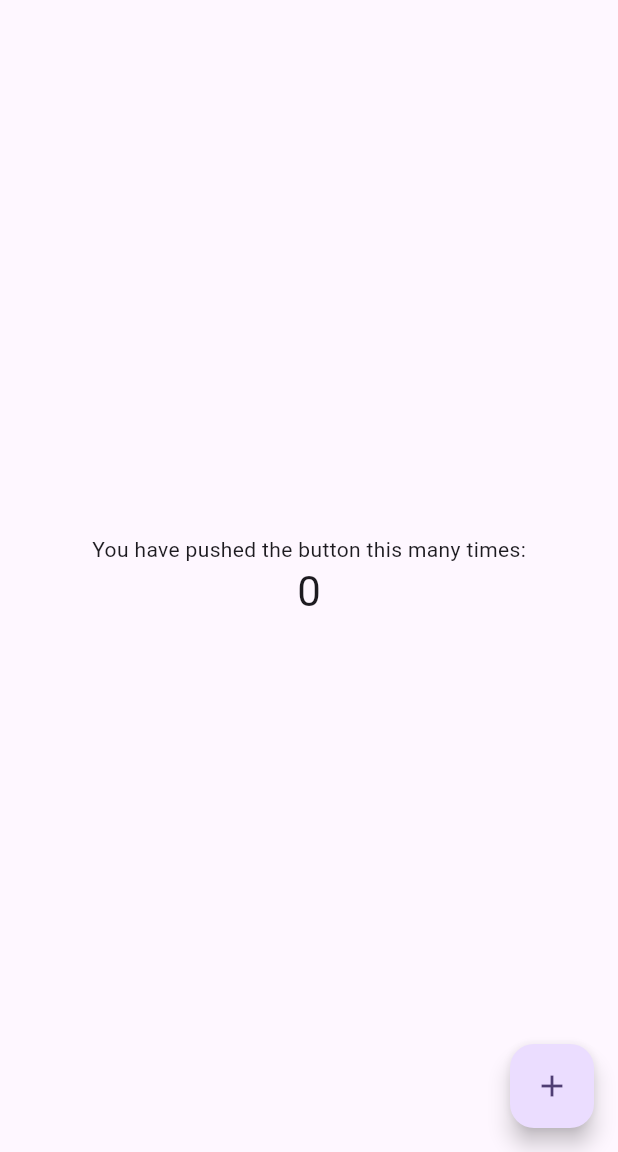
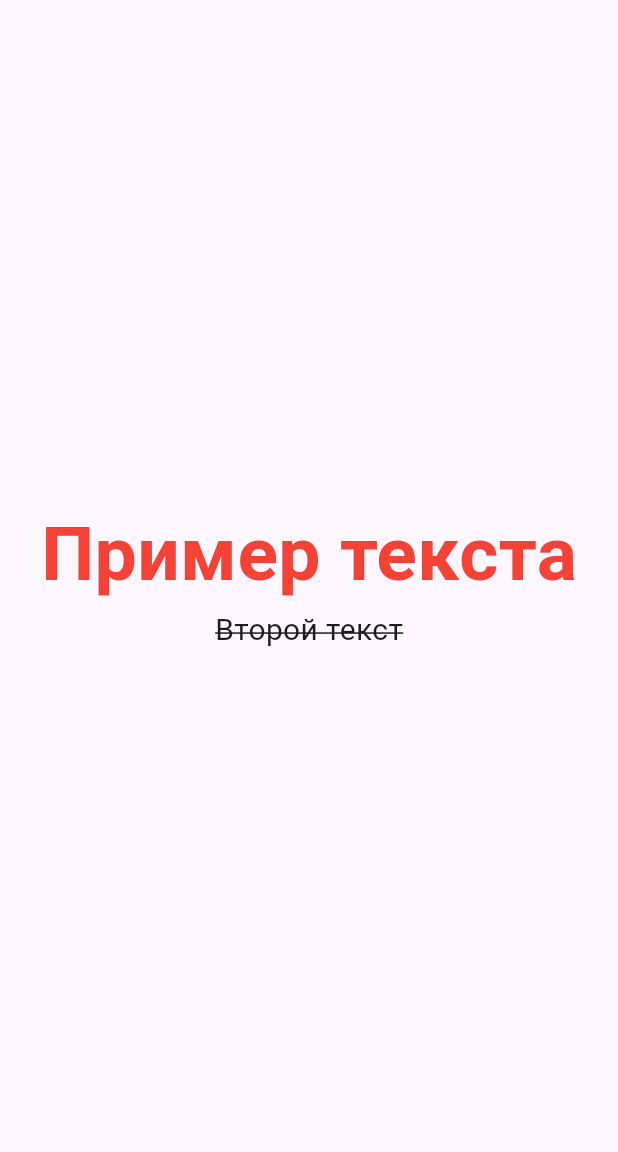
Before and after one commit to VAC2UM/flutter_projects, a Flutter app: the screen it shows after launch, on a phone screen of 412 x 824 dp, the part 84-1236 px from its top. Run offline on Flutter 3.47's test engine with Material 3 defaults, Android fonts, the phone set to English and light mode, and no system bars.

Commit message:
Эксперимент практики

```diff
--- a/prak_2/lib/main.dart
+++ b/prak_2/lib/main.dart
@@ -7,27 +7,11 @@ void main() {
 class MyApp extends StatelessWidget {
   const MyApp({super.key});
 
-  // This widget is the root of your application.
   @override
   Widget build(BuildContext context) {
     return MaterialApp(
       title: 'Flutter Demo',
       theme: ThemeData(
-        // This is the theme of your application.
-        //
-        // TRY THIS: Try running your application with "flutter run". You'll see
-        // the application has a purple toolbar. Then, without quitting the app,
-        // try changing the seedColor in the colorScheme below to Colors.green
-        // and then invoke "hot reload" (save your changes or press the "hot
-        // reload" button in a Flutter-supported IDE, or press "r" if you used
-        // the command line to start the app).
-        //
-        // Notice that the counter didn't reset back to zero; the application
-        // state is not lost during the reload. To reset the state, use hot
-        // restart instead.
-        //
-        // This works for code too, not just values: Most code changes can be
-        // tested with just a hot reload.
         colorScheme: ColorScheme.fromSeed(seedColor: Colors.deepPurple),
       ),
       home: const MyHomePage(title: 'Flutter Demo Home Page'),
@@ -38,15 +22,6 @@ class MyApp extends StatelessWidget {
 class MyHomePage extends StatefulWidget {
   const MyHomePage({super.key, required this.title});
 
-  // This widget is the home page of your application. It is stateful, meaning
-  // that it has a State object (defined below) that contains fields that affect
-  // how it looks.
-
-  // This class is the configuration for the state. It holds the values (in this
-  // case the title) provided by the parent (in this case the App widget) and
-  // used by the build method of the State. Fields in a Widget subclass are
-  // always marked "final".
-
   final String title;
 
   @override
@@ -54,69 +29,23 @@ class MyHomePage extends StatefulWidget {
 }
 
 class _MyHomePageState extends State<MyHomePage> {
-  int _counter = 0;
-
-  void _incrementCounter() {
-    setState(() {
-      // This call to setState tells the Flutter framework that something has
-      // changed in this State, which causes it to rerun the build method below
-      // so that the display can reflect the updated values. If we changed
-      // _counter without calling setState(), then the build method would not be
-      // called again, and so nothing would appear to happen.
-      _counter++;
-    });
-  }
-
   @override
   Widget build(BuildContext context) {
-    // This method is rerun every time setState is called, for instance as done
-    // by the _incrementCounter method above.
-    //
-    // The Flutter framework has been optimized to make rerunning build methods
-    // fast, so that you can just rebuild anything that needs updating rather
-    // than having to individually change instances of widgets.
     return Scaffold(
       appBar: AppBar(
-        // TRY THIS: Try changing the color here to a specific color (to
-        // Colors.amber, perhaps?) and trigger a hot reload to see the AppBar
-        // change color while the other colors stay the same.
         backgroundColor: Theme.of(context).colorScheme.inversePrimary,
-        // Here we take the value from the MyHomePage object that was created by
-        // the App.build method, and use it to set our appbar title.
         title: Text(widget.title),
       ),
       body: Center(
-        // Center is a layout widget. It takes a single child and positions it
-        // in the middle of the parent.
         child: Column(
-          // Column is also a layout widget. It takes a list of children and
-          // arranges them vertically. By default, it sizes itself to fit its
-          // children horizontally, and tries to be as tall as its parent.
-          //
-          // Column has various properties to control how it sizes itself and
-          // how it positions its children. Here we use mainAxisAlignment to
-          // center the children vertically; the main axis here is the vertical
-          // axis because Columns are vertical (the cross axis would be
-          // horizontal).
-          //
-          // TRY THIS: Invoke "debug painting" (choose the "Toggle Debug Paint"
-          // action in the IDE, or press "p" in the console), to see the
-          // wireframe for each widget.
           mainAxisAlignment: MainAxisAlignment.center,
           children: <Widget>[
-            const Text('You have pushed the button this many times:'),
-            Text(
-              '$_counter',
-              style: Theme.of(context).textTheme.headlineMedium,
+            const Text('Пример текста', style: TextStyle(fontSize: 50, fontWeight: FontWeight.bold, color: Colors.red),
             ),
+            const Text('Второй текст', style: TextStyle(fontSize: 20, decoration: TextDecoration.lineThrough),)
           ],
         ),
       ),
-      floatingActionButton: FloatingActionButton(
-        onPressed: _incrementCounter,
-        tooltip: 'Increment',
-        child: const Icon(Icons.add),
-      ), // This trailing comma makes auto-formatting nicer for build methods.
     );
   }
 }
```
Also changed, not shown: prak_2/pubspec.yaml (+1 -67 lines).
